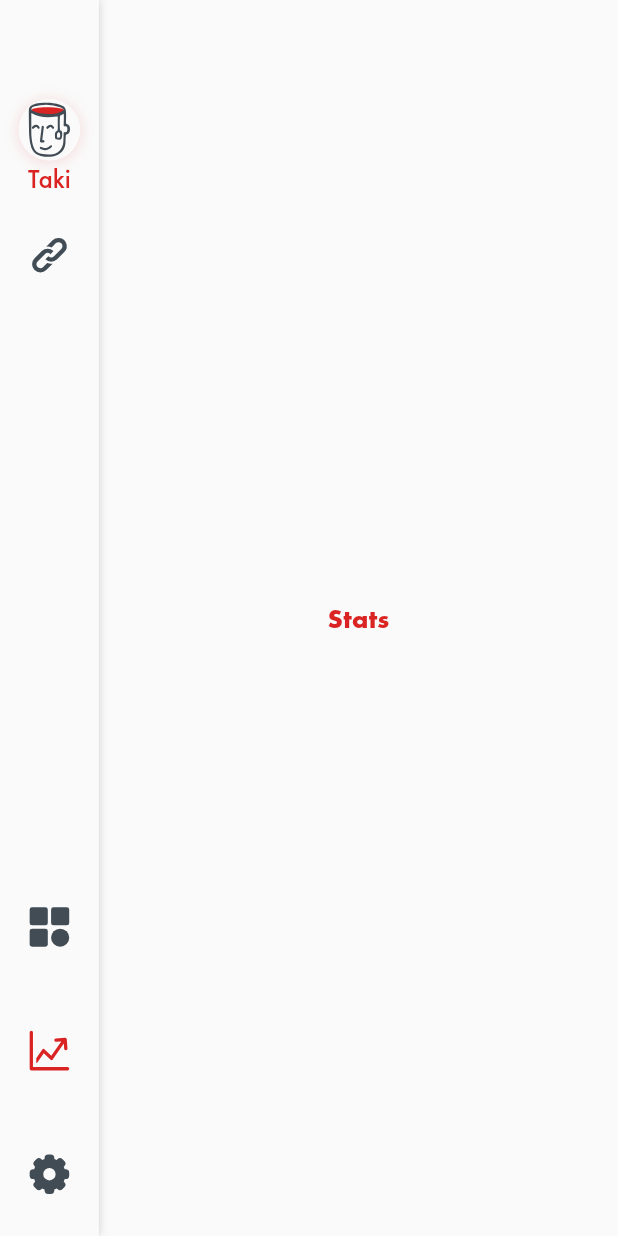
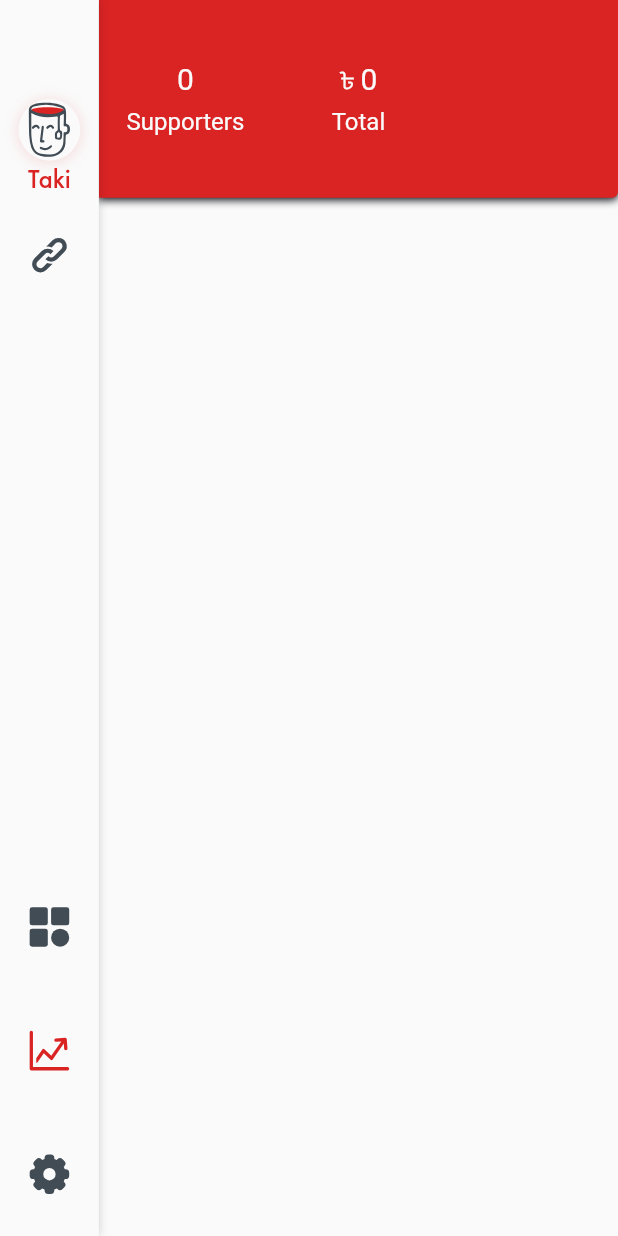
Before and after one commit to takiuddin93/AakCupChaa, a Flutter app: the screen it shows after launch, after a tap on an icon or button, on a phone screen of 412 x 824 dp. Run offline on Flutter 3.47's test engine with Material 2 defaults, Android fonts, the phone set to English and light mode, and no system bars; our stand-ins replace flutter_svg, share; Roboto replaces fonts that are missing (FuturaPTBool).

Commit message:
stats.dart file update

```diff
--- a/lib/stats.dart
+++ b/lib/stats.dart
@@ -1,5 +1,6 @@
 import 'package:flutter/material.dart';
 import 'package:aakcupchaa/universal_variables.dart';
+import 'package:flutter_svg/flutter_svg.dart';
 
 class Stats extends StatefulWidget {
   @override
@@ -9,17 +10,136 @@ class Stats extends StatefulWidget {
 class _StatsState extends State<Stats> {
   @override
   Widget build(BuildContext context) {
+    Size media = MediaQuery.of(context).size;
+    double width = media.width;
+    double height = media.height;
     return Center(
-      child: RichText(
-        text: TextSpan(children: <TextSpan>[
-          TextSpan(
-            text: "Stats",
-            style: TextStyle(
-                color: UniversalVariables.primaryCrimson,
-                fontSize: 18.0,
-                fontFamily: 'FuturaPTBold'),
+      child: Stack(
+        children: <Widget>[
+          Positioned(
+            child: Container(
+              width: width,
+              height: height * 0.16,
+              padding: EdgeInsets.symmetric(
+                vertical: height * 0.02,
+                horizontal: 0.0,
+              ),
+              decoration: BoxDecoration(
+                  color: UniversalVariables.primaryCrimson,
+                  shape: BoxShape.rectangle,
+                  borderRadius: BorderRadius.only(
+                    topLeft: Radius.circular(0.0),
+                    topRight: Radius.circular(0.0),
+                    bottomRight: Radius.circular(4.0),
+                    bottomLeft: Radius.circular(0.0),
+                  ),
+                  boxShadow: [
+                    BoxShadow(
+                        color: UniversalVariables.primaryEbony,
+                        offset: Offset(0.0, 1.0),
+                        blurRadius: 4.0)
+                  ]),
+              child: Row(
+                crossAxisAlignment: CrossAxisAlignment.center,
+                mainAxisAlignment: MainAxisAlignment.center,
+                children: <Widget>[
+                  Expanded(
+                    flex: 1,
+                    child: Column(
+                      crossAxisAlignment: CrossAxisAlignment.center,
+                      mainAxisAlignment: MainAxisAlignment.center,
+                      children: <Widget>[
+                        Padding(
+                          padding: EdgeInsets.only(
+                              left: 8.0, top: 0.0, right: 8.0, bottom: 8.0),
+                          child: RichText(
+                            text: TextSpan(children: <TextSpan>[
+                              TextSpan(
+                                text: "0",
+                                style: TextStyle(
+                                    color: UniversalVariables.primaryAlabaster,
+                                    fontSize: 20.0,
+                                    fontFamily: 'FuturaPTBool'),
+                              ),
+                            ]),
+                          ),
+                        ),
+                        RichText(
+                          text: TextSpan(children: <TextSpan>[
+                            TextSpan(
+                              text: "Supporters",
+                              style: TextStyle(
+                                  color: UniversalVariables.primaryAlabaster,
+                                  fontSize: 16.0,
+                                  fontFamily: 'FuturaPTBool'),
+                            ),
+                          ]),
+                        ),
+                      ],
+                    ),
+                  ),
+                  Expanded(
+                    flex: 1,
+                    child: Column(
+                      crossAxisAlignment: CrossAxisAlignment.center,
+                      mainAxisAlignment: MainAxisAlignment.center,
+                      children: <Widget>[
+                        Padding(
+                          padding: EdgeInsets.only(
+                              left: 8.0, top: 0.0, right: 8.0, bottom: 8.0),
+                          child: RichText(
+                            text: TextSpan(children: <TextSpan>[
+                              TextSpan(
+                                  text: "৳ ",
+                                  style: TextStyle(
+                                      color:
+                                          UniversalVariables.primaryAlabaster,
+                                      fontSize: 16.0,
+                                      fontFamily: 'FuturaPTBool'),
+                                  children: <TextSpan>[
+                                    TextSpan(
+                                      text: "0",
+                                      style: TextStyle(
+                                          color: UniversalVariables
+                                              .primaryAlabaster,
+                                          fontSize: 20.0,
+                                          fontFamily: 'FuturaPTBool'),
+                                    )
+                                  ]),
+                            ]),
+                          ),
+                        ),
+                        RichText(
+                          text: TextSpan(children: <TextSpan>[
+                            TextSpan(
+                              text: "Total",
+                              style: TextStyle(
+                                  color: UniversalVariables.primaryAlabaster,
+                                  fontSize: 16.0,
+                                  fontFamily: 'FuturaPTBool'),
+                            ),
+                          ]),
+                        ),
+                      ],
+                    ),
+                  ),
+                  Expanded(
+                    flex: 1,
+                    child: Container(),
+                  )
+                ],
+              ),
+            ),
           ),
-        ]),
+          Positioned(
+            child: Container(
+              margin: EdgeInsets.only(
+                top: height * 0.16,
+              ),
+              child: Container(),
+            ),
+          ),
+        ],
       ),
     );
   }
```
